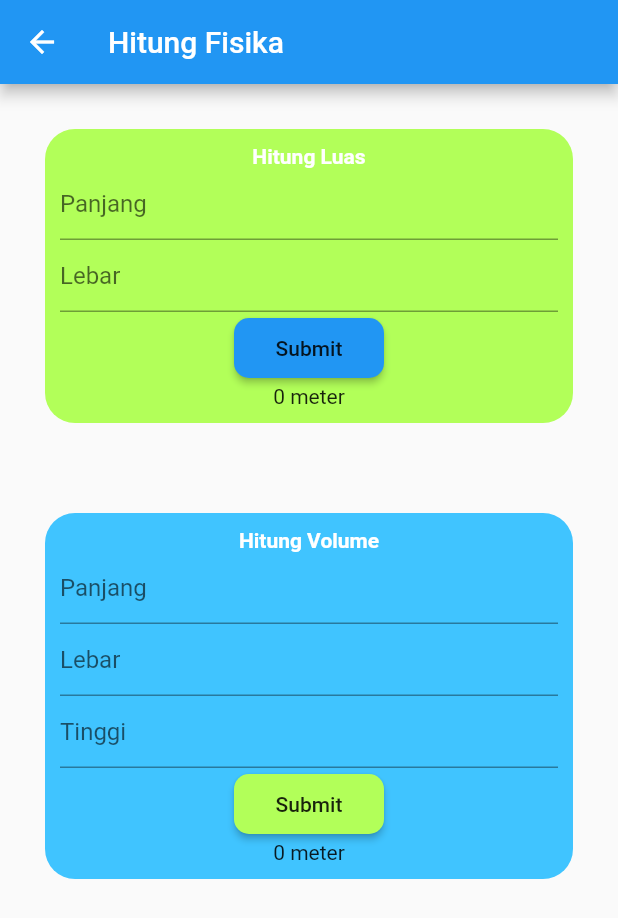
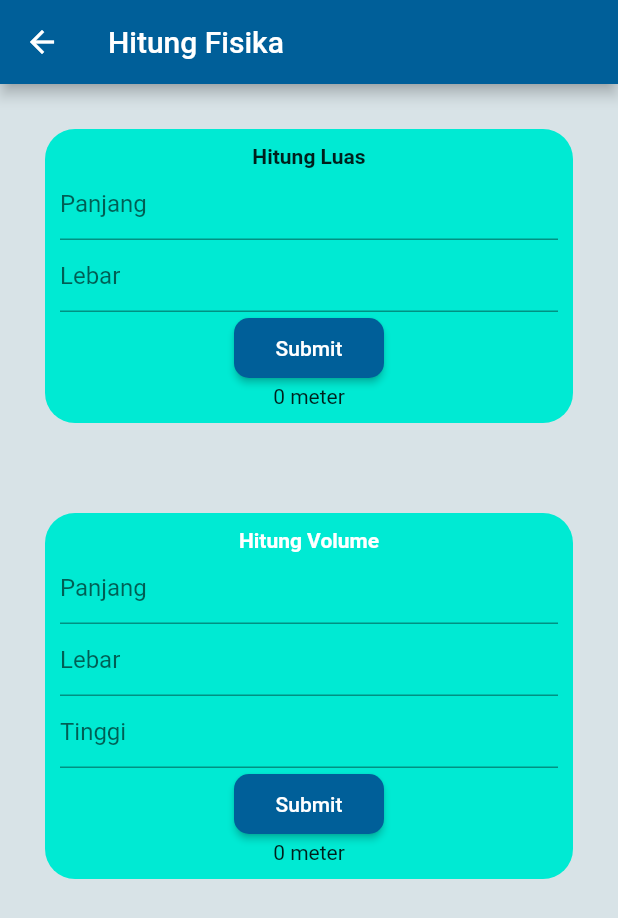
Before and after one commit to bayuik/calculate, a Flutter app: the Home screen opened by its route, after a tap on "Hitung Fisika", on a phone screen of 412 x 824 dp. Shown: the top 918 px of the screen. Run offline on Flutter 3.47's test engine with Material 2 defaults, Android fonts, the phone set to English and light mode, and no system bars; our stand-ins replace fluttertoast.

Commit message:
change color design

```diff
--- a/lib/hitung_fisika.dart
+++ b/lib/hitung_fisika.dart
@@ -18,9 +18,10 @@ class _HitungFisikaState extends State<HitungFisika> {
   @override
   Widget build(BuildContext context) {
     return Scaffold(
+      backgroundColor: Color(0xffd8e3e7),
       appBar: AppBar(
         title: Text('Hitung Fisika'),
-        backgroundColor: Colors.blue,
+        backgroundColor: Color(0xff005f99),
       ),
       body: SingleChildScrollView(
         child: Center(
@@ -31,11 +32,15 @@ class _HitungFisikaState extends State<HitungFisika> {
                 margin: EdgeInsets.all(30),
                 decoration: BoxDecoration(
                   borderRadius: BorderRadius.circular(20),
-                  color: Colors.lightGreenAccent,
+                  color: Color(0xff00ead3),
                 ),
                 child: Column(
                   children: <Widget>[
-                    Text('Hitung Luas', style: TextStyle(color: Colors.white, fontWeight: FontWeight.bold),),
+                    Text(
+                      'Hitung Luas',
+                      style: TextStyle(
+                          fontWeight: FontWeight.bold),
+                    ),
                     Container(
                       child: TextFormField(
                         controller: panjangL,
@@ -51,8 +56,8 @@ class _HitungFisikaState extends State<HitungFisika> {
                     MaterialButton(
                       minWidth: 100,
                       height: 40,
-                      child: Text('Submit'),
-                      color: Colors.blue,
+                      child: Text('Submit', style: TextStyle(color: Colors.white),),
+                      color: Color(0xff005f99),
                       shape: RoundedRectangleBorder(
                         borderRadius: BorderRadius.circular(10),
                       ),
@@ -71,11 +76,15 @@ class _HitungFisikaState extends State<HitungFisika> {
                 margin: EdgeInsets.all(30),
                 decoration: BoxDecoration(
                   borderRadius: BorderRadius.circular(20),
-                  color: Colors.lightBlueAccent,
+                  color: Color(0xff00ead3),
                 ),
                 child: Column(
                   children: <Widget>[
-                    Text('Hitung Volume', style: TextStyle(color: Colors.white, fontWeight: FontWeight.bold),),
+                    Text(
+                      'Hitung Volume',
+                      style: TextStyle(
+                          color: Colors.white, fontWeight: FontWeight.bold),
+                    ),
                     Container(
                       child: TextFormField(
                         controller: panjangV,
@@ -97,8 +106,8 @@ class _HitungFisikaState extends State<HitungFisika> {
                     MaterialButton(
                       minWidth: 100,
                       height: 40,
-                      child: Text('Submit'),
-                      color: Colors.lightGreenAccent,
+                      child: Text('Submit', style: TextStyle(color: Colors.white),),
+                      color: Color(0xff005f99),
                       shape: RoundedRectangleBorder(
                         borderRadius: BorderRadius.circular(10),
                       ),
--- a/lib/home.dart
+++ b/lib/home.dart
@@ -4,8 +4,10 @@ class Home extends StatelessWidget {
   @override
   Widget build(BuildContext context) {
     return Scaffold(
+      backgroundColor: Color(0xffd8e3e7),
       appBar: AppBar(
         title: Text('Home'),
+        backgroundColor: Color(0xff005f99),
       ),
       body: Center(
         child: Column(
--- a/lib/konversi.dart
+++ b/lib/konversi.dart
@@ -16,8 +16,10 @@ class _KonversiState extends State<Konversi> {
   @override
   Widget build(BuildContext context) {
     return Scaffold(
+      backgroundColor: Color(0xffd8e3e7),
         appBar: AppBar(
           title: Text('Konversi Panjang'),
+          backgroundColor: Color(0xff005f99),
         ),
         body: SingleChildScrollView(
           child: Center(
@@ -153,7 +155,7 @@ class _KonversiState extends State<Konversi> {
               ),
               SizedBox(height: 50),
               MaterialButton(
-                color: Colors.blue,
+                color: Color(0xff005f99),
                 child: Text(
                   'Konversi',
                   style: TextStyle(
--- a/lib/login_page.dart
+++ b/lib/login_page.dart
@@ -7,8 +7,8 @@ class LoginPage extends StatefulWidget {
 }
 
 class _LoginPageState extends State<LoginPage> {
-  String username = 'udacodingid';
-  String password = 'udacodingJaya2021';
+  String username = 'bayuik';
+  String password = 'bayuik123';
 
   var usernameController = TextEditingController();
   var passwordController = TextEditingController();
--- a/lib/main.dart
+++ b/lib/main.dart
@@ -12,6 +12,7 @@ class MyApp extends StatelessWidget {
   @override
   Widget build(BuildContext context) {
     return MaterialApp(
+      debugShowCheckedModeBanner: false,
         title: 'Calculate',
         theme: ThemeData(primarySwatch: Colors.blue),
         initialRoute: '/',
```
Also changed, not shown: 1 other file.
